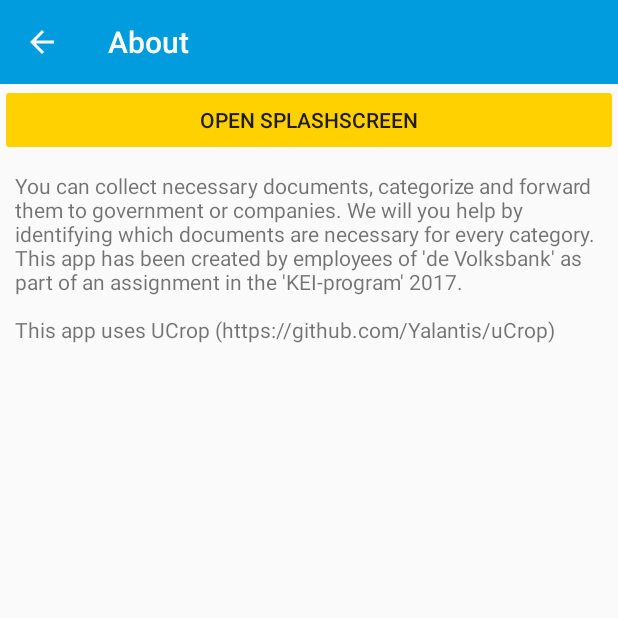
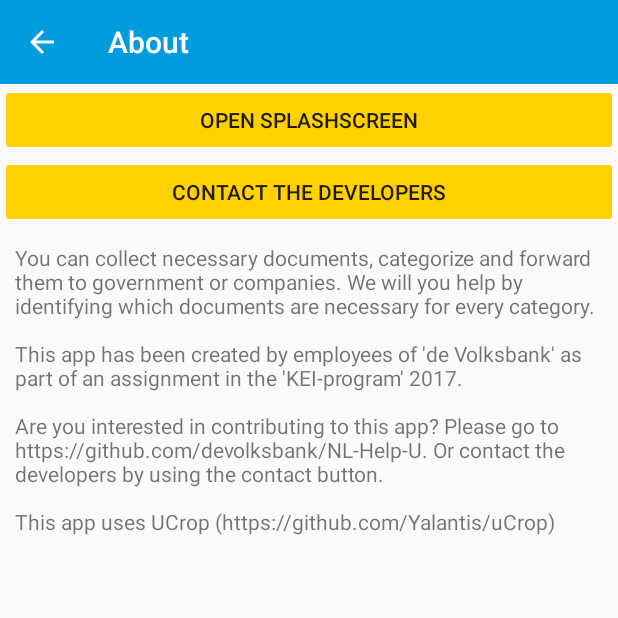
Before and after one commit to devolksbank/NL-Help-U, an Android app: the AboutActivity screen opened directly, with no data from a screen before it, on a phone screen of 412 x 824 dp, the top half of it. Run offline under Robolectric (Android 15) with nearby library versions, the phone set to English and light mode, and no system bars.

Commit message:
Update button

```diff
--- a/app/build.gradle
+++ b/app/build.gradle
@@ -12,7 +12,7 @@ android {
         }
     }
     compileSdkVersion 25
-    buildToolsVersion "25.0.2"
+    buildToolsVersion '26.0.2'
     defaultConfig {
         applicationId "nl.devolksbank.nlhelpu"
         minSdkVersion 16
--- a/app/src/main/res/layout/activity_about.xml
+++ b/app/src/main/res/layout/activity_about.xml
@@ -13,13 +13,20 @@
         android:backgroundTint="@color/colorButtons"
         android:text="@string/button_open_splash_screen" />
 
+    <Button
+        android:id="@+id/buttonFeedback"
+        android:layout_width="match_parent"
+        android:layout_height="wrap_content"
+        android:backgroundTint="@color/colorButtons"
+        android:text="@string/button_feedback" />
+
     <TextView
         android:id="@+id/textAbout"
         android:layout_width="match_parent"
         android:layout_height="match_parent"
         android:layout_margin="10dp"
         android:text="TODO-value"
-        tools:layout_editor_absoluteY="8dp"
-        tools:layout_editor_absoluteX="8dp" />
+        tools:layout_editor_absoluteX="8dp"
+        tools:layout_editor_absoluteY="8dp" />
 
 </LinearLayout>
--- a/app/src/main/res/values/strings.xml
+++ b/app/src/main/res/values/strings.xml
@@ -5,9 +5,10 @@
     <string name="main_section_header">Services</string>
     <string name="about_header">About</string>
     <string name="main_activity_info_section">This app makes life easier when you have just moved to the Netherlands. It helps you apply for public services and archive a range of documents needed when you send in the applications. </string>
-    <string name="about_activity_content">You can collect necessary documents, categorize and forward them to government or companies. We will you help by identifying which documents are necessary for every category. This app has been created by employees of \'de Volksbank\' as part of an assignment in the \'KEI-program\' 2017.\n\nThis app uses UCrop (https://github.com/Yalantis/uCrop)</string>
+    <string name="about_activity_content">You can collect necessary documents, categorize and forward them to government or companies. We will you help by identifying which documents are necessary for every category. \n\nThis app has been created by employees of \'de Volksbank\' as part of an assignment in the \'KEI-program\' 2017. \n\nAre you interested in contributing to this app? Please go to https://github.com/devolksbank/NL-Help-U. Or contact the developers by using the contact button. \n\nThis app uses UCrop (https://github.com/Yalantis/uCrop)</string>
     <string name="button_hide_splash_screen">Start the app</string>
     <string name="button_open_splash_screen">Open splashscreen</string>
+    <string name="button_feedback">Contact the developers</string>
     <string name="splash_screen_info">NLHelpU is an app you can use to find your way in the Dutch society. It allows you to manage the required documents for various services and share them with your contact person at Vluchtelingenwerk.</string>
     <!-- Documenten -->
     <string name="button_add_new_document_page">Add new page</string>
--- a/build.gradle
+++ b/build.gradle
@@ -5,7 +5,7 @@ buildscript {
         jcenter()
     }
     dependencies {
-        classpath 'com.android.tools.build:gradle:2.3.3'
+        classpath 'com.android.tools.build:gradle:3.0.0'
 
         // NOTE: Do not place your application dependencies here; they belong
         // in the individual module build.gradle files
```
Also changed, not shown: app/src/main/java/nl/devolksbank/nlhelpu/activity/AboutActivity.java (+8 -0 lines), gradle/wrapper/gradle-wrapper.properties, 2 other files.
